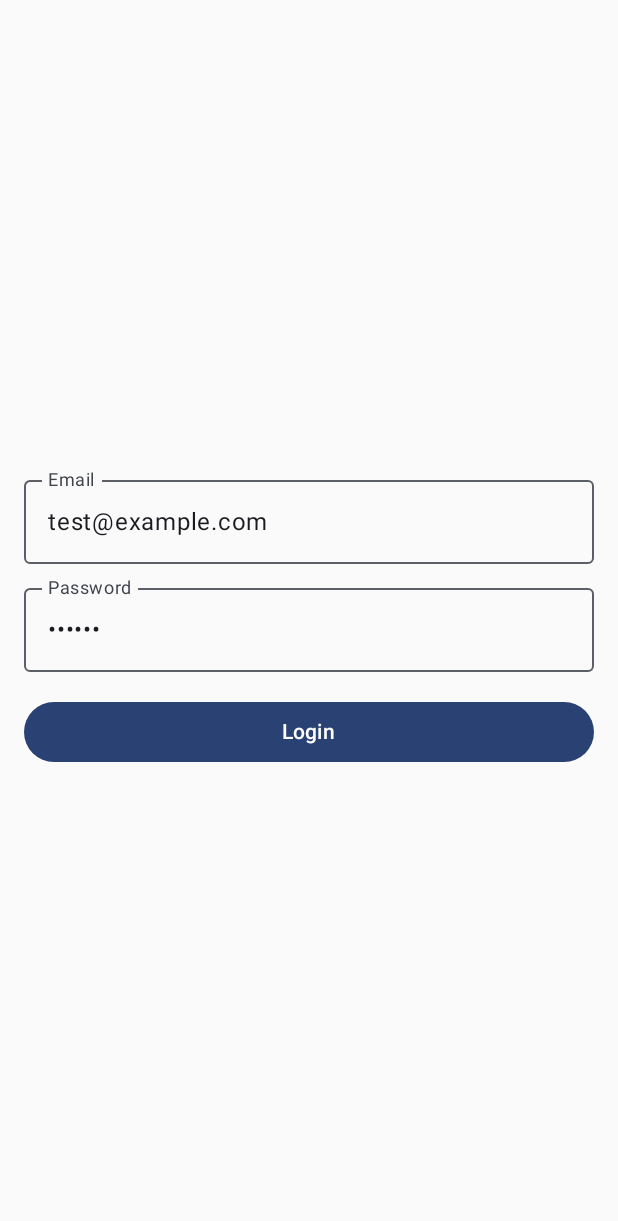
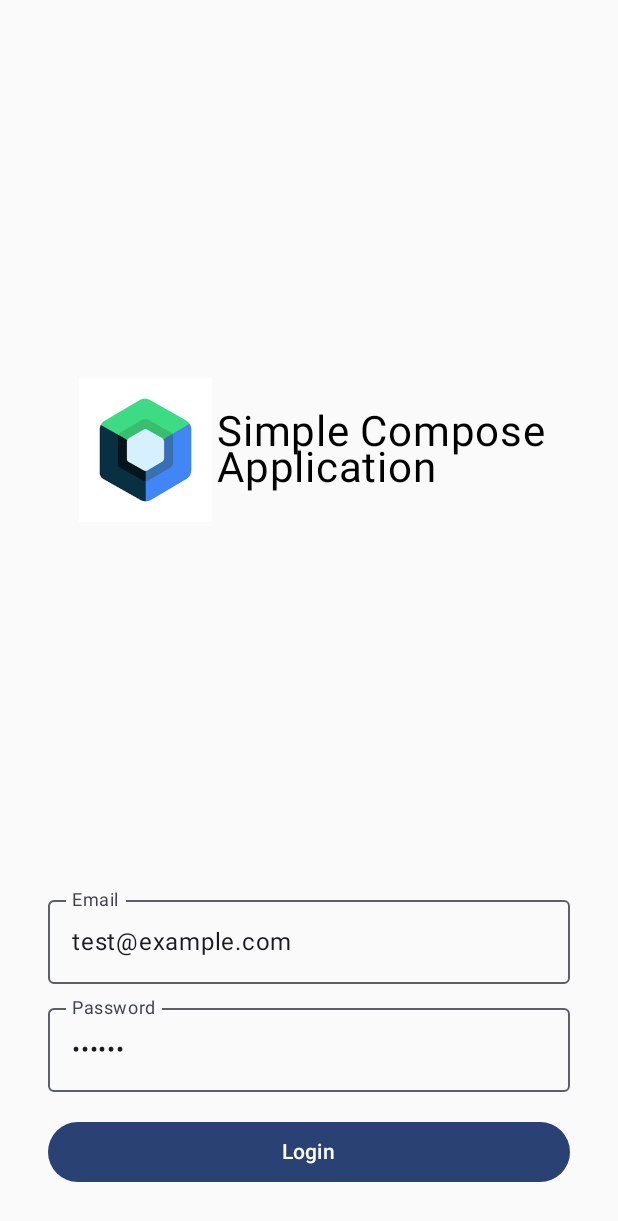
Before and after one commit to shreyashp47/Simple-Jetpack-Compose, an Android app built with Jetpack Compose: the screen it shows after launch (MainActivity), on a phone screen of 412 x 824 dp. Shown: the top 1221 px of the screen. Run offline under Robolectric (Android 15) with nearby library versions, the phone set to English and light mode, and no system bars; our stand-ins replace Dagger/Hilt's generated code.

Commit message:
UI changes

```diff
--- a/app/src/main/java/com/shreyash/simplecompose/MainActivity.kt
+++ b/app/src/main/java/com/shreyash/simplecompose/MainActivity.kt
@@ -6,14 +6,13 @@ import androidx.activity.compose.setContent
 import androidx.activity.enableEdgeToEdge
 import androidx.compose.runtime.Composable
 import androidx.compose.runtime.collectAsState
-import androidx.compose.runtime.getValue
 import androidx.navigation.compose.NavHost
 import androidx.navigation.compose.composable
 import androidx.navigation.compose.rememberNavController
 import com.shreyash.simplecompose.data.repository.UserPreferencesRepository
 import com.shreyash.simplecompose.presentation.MainScreen
+import com.shreyash.simplecompose.presentation.SplashScreen
 import com.shreyash.simplecompose.presentation.login.LoginScreen
-import com.shreyash.simplecompose.presentation.login.LoginViewModel
 import com.shreyash.simplecompose.presentation.navigation.NavRoutes
 import com.shreyash.simplecompose.ui.theme.SimpleComposeTheme
 import com.shreyash.simplecompose.ui.util.TransparentSystemBars
@@ -51,9 +50,13 @@ fun SimpleComposeApp(userPreferencesRepository: UserPreferencesRepository) {
         val navController = rememberNavController()
 
         // Get the login state from DataStore
-        val isLoggedIn by userPreferencesRepository.isLoggedIn.collectAsState(initial = false)
+        val isLoggedInState = userPreferencesRepository.isLoggedIn.collectAsState(initial = null)
+        val isLoggedIn = isLoggedInState.value
+        // Set up the navigation host with a remembered NavController
 
-        // Set up the navigation host with a remembered NavController
+        when (isLoggedIn) {
+            null -> SplashScreen()
+            true, false ->
                 NavHost(
                     navController = navController,
                     startDestination = if (isLoggedIn) NavRoutes.MAIN else NavRoutes.LOGIN
@@ -80,3 +83,4 @@ fun SimpleComposeApp(userPreferencesRepository: UserPreferencesRepository) {
                 }
         }
     }
+}
--- /dev/null
+++ b/app/src/main/java/com/shreyash/simplecompose/presentation/SplashScreen.kt
@@ -0,0 +1,54 @@
+package com.shreyash.simplecompose.presentation
+
+import androidx.compose.foundation.Image
+import androidx.compose.foundation.background
+import androidx.compose.foundation.layout.Box
+import androidx.compose.foundation.layout.Column
+import androidx.compose.foundation.layout.Spacer
+import androidx.compose.foundation.layout.fillMaxSize
+import androidx.compose.foundation.layout.height
+import androidx.compose.foundation.layout.size
+import androidx.compose.material3.CircularProgressIndicator
+import androidx.compose.material3.MaterialTheme
+import androidx.compose.material3.Text
+import androidx.compose.runtime.Composable
+import androidx.compose.ui.Alignment
+import androidx.compose.ui.Modifier
+import androidx.compose.ui.graphics.Color
+import androidx.compose.ui.res.painterResource
+import androidx.compose.ui.tooling.preview.Preview
+import androidx.compose.ui.unit.dp
+import com.shreyash.simplecompose.R
+
+
+@Preview(showBackground = true)
+@Composable
+fun SplashScreenPreview() {
+    SplashScreen()
+}
+
+@Composable
+fun SplashScreen() {
+    Box(
+        modifier = Modifier
+            .fillMaxSize()
+            .background(MaterialTheme.colorScheme.primary),
+        contentAlignment = Alignment.Center
+    ) {
+        Column(horizontalAlignment = Alignment.CenterHorizontally) {
+            Image(
+                painter = painterResource(id = R.drawable.images),
+                contentDescription = "App Logo",
+                modifier = Modifier.size(96.dp)
+            )
+            Spacer(modifier = Modifier.height(24.dp))
+            Text(
+                text = "Simple Compose App",
+                color = Color.Black,
+                style = MaterialTheme.typography.headlineLarge
+            )
+            Spacer(modifier = Modifier.height(24.dp))
+            CircularProgressIndicator(color = Color.White)
+        }
+    }
+}
--- a/app/src/main/java/com/shreyash/simplecompose/presentation/login/LoginScreen.kt
+++ b/app/src/main/java/com/shreyash/simplecompose/presentation/login/LoginScreen.kt
@@ -1,21 +1,7 @@
 package com.shreyash.simplecompose.presentation.login
 
-import androidx.compose.foundation.layout.Arrangement
-import androidx.compose.foundation.layout.Column
-import androidx.compose.foundation.layout.Spacer
-import androidx.compose.foundation.layout.fillMaxSize
-import androidx.compose.foundation.layout.fillMaxWidth
-import androidx.compose.foundation.layout.height
-import androidx.compose.foundation.layout.padding
-import androidx.compose.material3.Button
-import androidx.compose.material3.OutlinedTextField
-import androidx.compose.material3.Text
 import androidx.compose.runtime.Composable
-
-import androidx.compose.ui.Modifier
-import androidx.compose.ui.graphics.Color
-import androidx.compose.ui.text.input.PasswordVisualTransformation
-import androidx.compose.ui.unit.dp
+import androidx.compose.ui.tooling.preview.Preview
 import androidx.hilt.navigation.compose.hiltViewModel
 
 /**
@@ -26,54 +12,17 @@ fun LoginScreen(
     viewModel: LoginViewModel = hiltViewModel(),
     onSuccess: () -> Unit
 ) {
-    // Get the current UI state from the ViewModel
     val state = viewModel.uiState
 
-    // If login is successful, navigate to the next screen
     if (state.isSuccess) {
         onSuccess()
         return
     }
 
-    // Login form UI
-    Column(
-        modifier = Modifier
-            .fillMaxSize()
-            .padding(16.dp),
-        verticalArrangement = Arrangement.Center
-    ) {
-        // Email field
-        OutlinedTextField(
-            value = state.email,
-            onValueChange = viewModel::onEmailChange,
-            label = { Text("Email") },
-            modifier = Modifier.fillMaxWidth()
-        )
-        Spacer(Modifier.height(8.dp))
-
-        // Password field
-        OutlinedTextField(
-            value = state.password,
-            onValueChange = viewModel::onPasswordChange,
-            label = { Text("Password") },
-            modifier = Modifier.fillMaxWidth(),
-            visualTransformation = PasswordVisualTransformation()
-        )
-        Spacer(Modifier.height(16.dp))
-
-        // Login button
-        Button(
-            onClick = viewModel::login,
-            modifier = Modifier.fillMaxWidth(),
-            enabled = !state.isLoading
-        ) {
-            Text(if (state.isLoading) "Logging in..." else "Login")
-        }
-
-        // Error message
-        state.errorMessage?.let {
-            Spacer(Modifier.height(8.dp))
-            Text(text = it, color = Color.Red)
-        }
-    }
+    LoginScreenContent(
+        state = state,
+        onEmailChange = viewModel::onEmailChange,
+        onPasswordChange = viewModel::onPasswordChange,
+        onLoginClick = viewModel::login
+    )
 }
--- /dev/null
+++ b/app/src/main/java/com/shreyash/simplecompose/presentation/login/LoginScreenContent.kt
@@ -0,0 +1,118 @@
+package com.shreyash.simplecompose.presentation.login
+
+import androidx.compose.foundation.Image
+import androidx.compose.foundation.layout.Arrangement
+import androidx.compose.foundation.layout.Column
+import androidx.compose.foundation.layout.Row
+import androidx.compose.foundation.layout.Spacer
+import androidx.compose.foundation.layout.fillMaxSize
+import androidx.compose.foundation.layout.fillMaxWidth
+import androidx.compose.foundation.layout.height
+import androidx.compose.foundation.layout.padding
+import androidx.compose.foundation.layout.size
+import androidx.compose.material3.Button
+import androidx.compose.material3.OutlinedTextField
+import androidx.compose.material3.Text
+import androidx.compose.runtime.Composable
+import androidx.compose.ui.Alignment
+import androidx.compose.ui.Modifier
+import androidx.compose.ui.graphics.Color
+import androidx.compose.ui.res.painterResource
+import androidx.compose.ui.text.input.PasswordVisualTransformation
+import androidx.compose.ui.tooling.preview.Preview
+import androidx.compose.ui.unit.dp
+import androidx.compose.ui.unit.sp
+import com.shreyash.simplecompose.R
+
+@Composable
+fun LoginScreenContent(
+    state: LoginUiState,
+    onEmailChange: (String) -> Unit,
+    onPasswordChange: (String) -> Unit,
+    onLoginClick: () -> Unit
+) {
+    Column(
+        modifier = Modifier
+            .fillMaxSize()
+            .padding(16.dp),
+        horizontalAlignment = Alignment.CenterHorizontally,
+        verticalArrangement = Arrangement.SpaceBetween
+    ) {
+        Spacer(Modifier.height(8.dp))
+        Row(
+            modifier = Modifier
+                .fillMaxWidth()
+                .padding(16.dp),
+            horizontalArrangement = Arrangement.Center,
+            verticalAlignment = Alignment.CenterVertically
+
+        ) {
+            Image(
+                painter = painterResource(id = R.drawable.app_icon),
+                contentDescription = "App Logo",
+                modifier = Modifier.size(96.dp)
+            )
+            Text(
+                text = "Simple Compose\nApplication",
+                fontSize = 28.sp
+            )
+        }
+
+        Column(
+            modifier = Modifier
+                .fillMaxWidth()
+                .padding(16.dp),
+            verticalArrangement = Arrangement.Center
+        ) {
+            OutlinedTextField(
+                value = state.email,
+                onValueChange = onEmailChange,
+                label = { Text("Email") },
+                modifier = Modifier.fillMaxWidth()
+            )
+            Spacer(Modifier.height(8.dp))
+
+            OutlinedTextField(
+                value = state.password,
+                onValueChange = onPasswordChange,
+                label = { Text("Password") },
+                modifier = Modifier.fillMaxWidth(),
+                visualTransformation = PasswordVisualTransformation()
+            )
+            Spacer(Modifier.height(16.dp))
+
+            Button(
+                onClick = onLoginClick,
+                modifier = Modifier.fillMaxWidth(),
+                enabled = !state.isLoading
+            ) {
+                Text(if (state.isLoading) "Logging in..." else "Login")
+            }
+            state.errorMessage?.let {
+                Spacer(Modifier.height(8.dp))
+                Text(text = it, color = Color.Red)
+            }
+        }
+
+
+    }
+}
+
+
+@Preview(showBackground = true)
+@Composable
+fun LoginScreenPreview() {
+    val previewState = LoginUiState(
+        email = "demo@example.com",
+        password = "password",
+        isLoading = false,
+        errorMessage = "Invalid credentials"
+    )
+
+    LoginScreenContent(
+        state = previewState,
+        onEmailChange = {},
+        onPasswordChange = {},
+        onLoginClick = {}
+    )
+}
--- a/app/src/main/res/values/themes.xml
+++ b/app/src/main/res/values/themes.xml
@@ -2,4 +2,7 @@
 <resources>
 
     <style name="Theme.SimpleCompose" parent="android:Theme.Material.Light.NoActionBar" />
+
+
+
 </resources>
```
Also changed, not shown: app/src/main/java/com/shreyash/simplecompose/presentation/login/LoginUiState.kt (line endings or trailing spaces), app/src/main/res/drawable/app_icon.png (added). Lines whose indentation alone changed are shown as unchanged.
